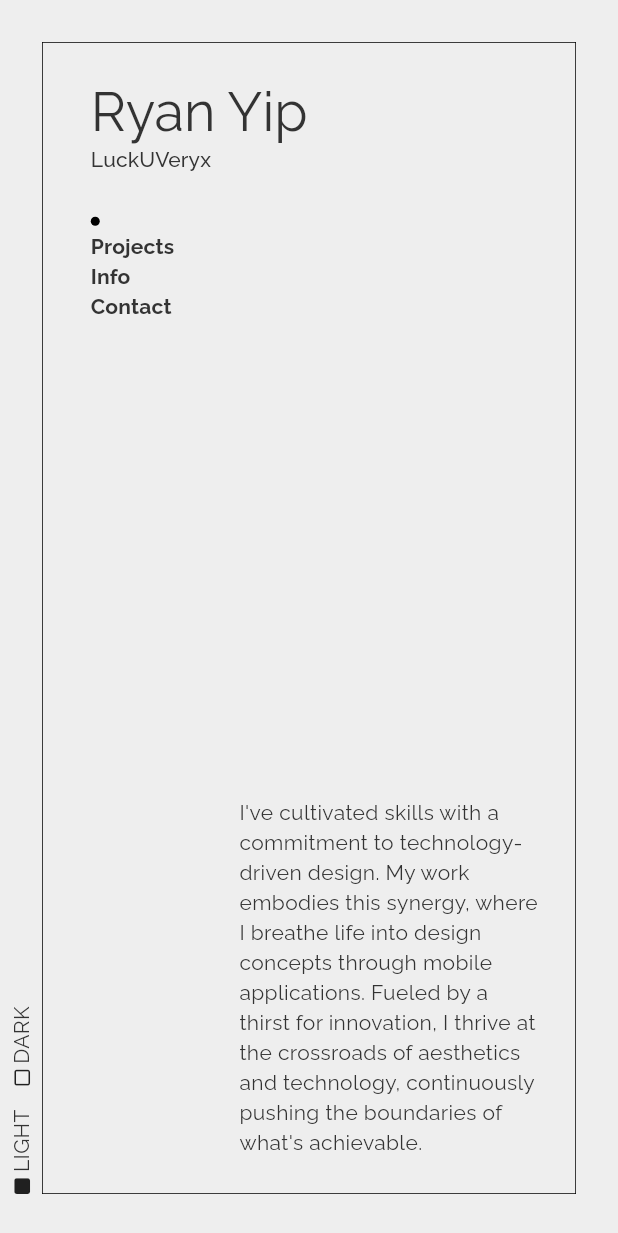
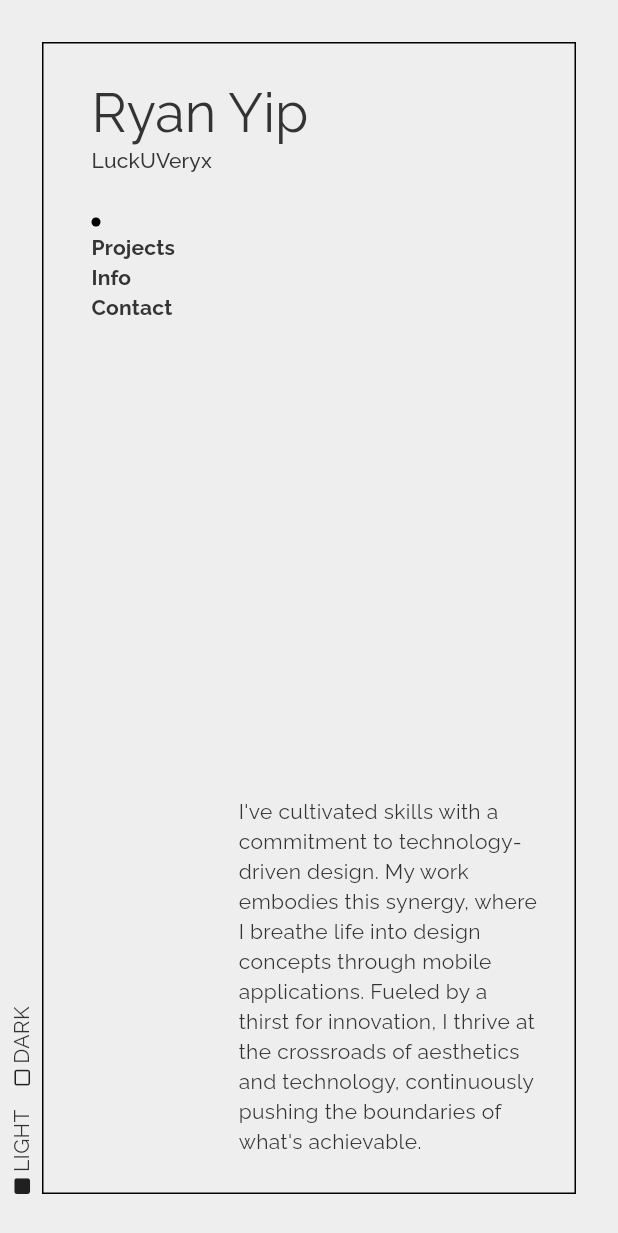
Before and after one commit to LuckUVeryX/luckuveryx.github.io, a Flutter app: the screen it shows after launch, on a phone screen of 412 x 824 dp. Shown: the top 1233 px of the screen. Run offline on Flutter 3.47's test engine with Material 2 defaults, Android fonts, the phone set to English and light mode, and no system bars; our stand-ins replace animated_text_kit, flutter_hooks, font_awesome_flutter, go_router, google_fonts, hooks_riverpod and 2 more; generated files the repository leaves out were written again.

Commit message:
feat: increase root border thickness

```diff
--- a/lib/features/root/widgets/atoms/root_border.dart
+++ b/lib/features/root/widgets/atoms/root_border.dart
@@ -19,7 +19,6 @@ class RootBorder extends StatelessWidget {
       alignment: Alignment.center,
       decoration: BoxDecoration(
         border: Border.all(
-          width: 0.5,
           color: context.colorScheme.onBackground,
         ),
       ),
```
